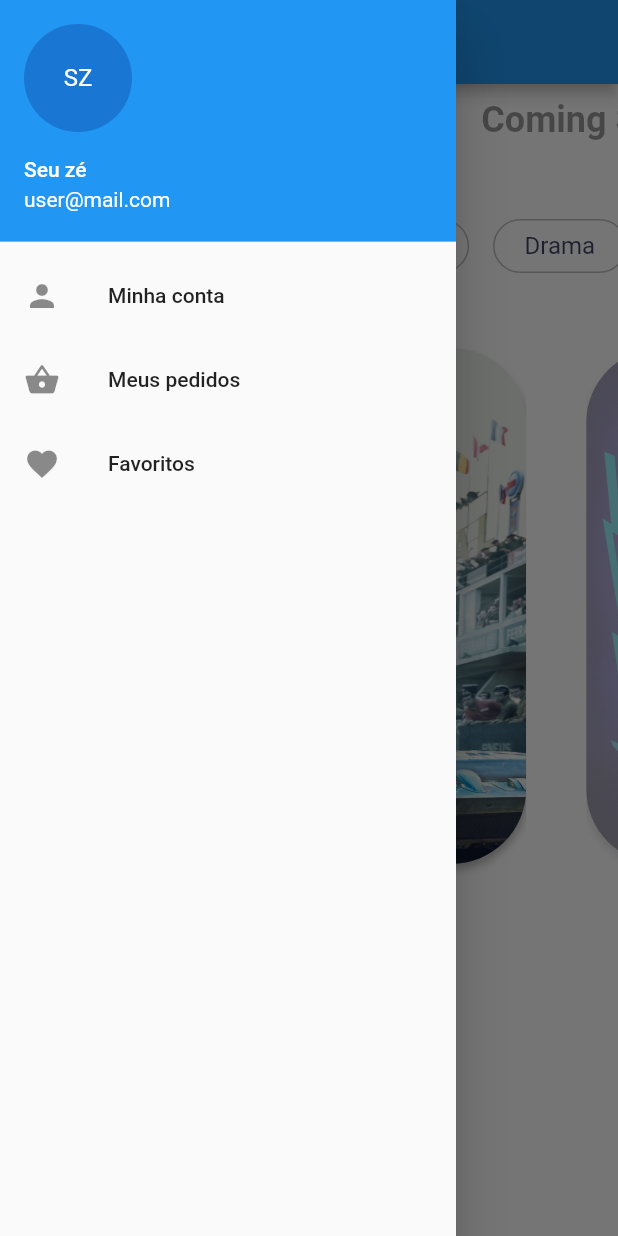
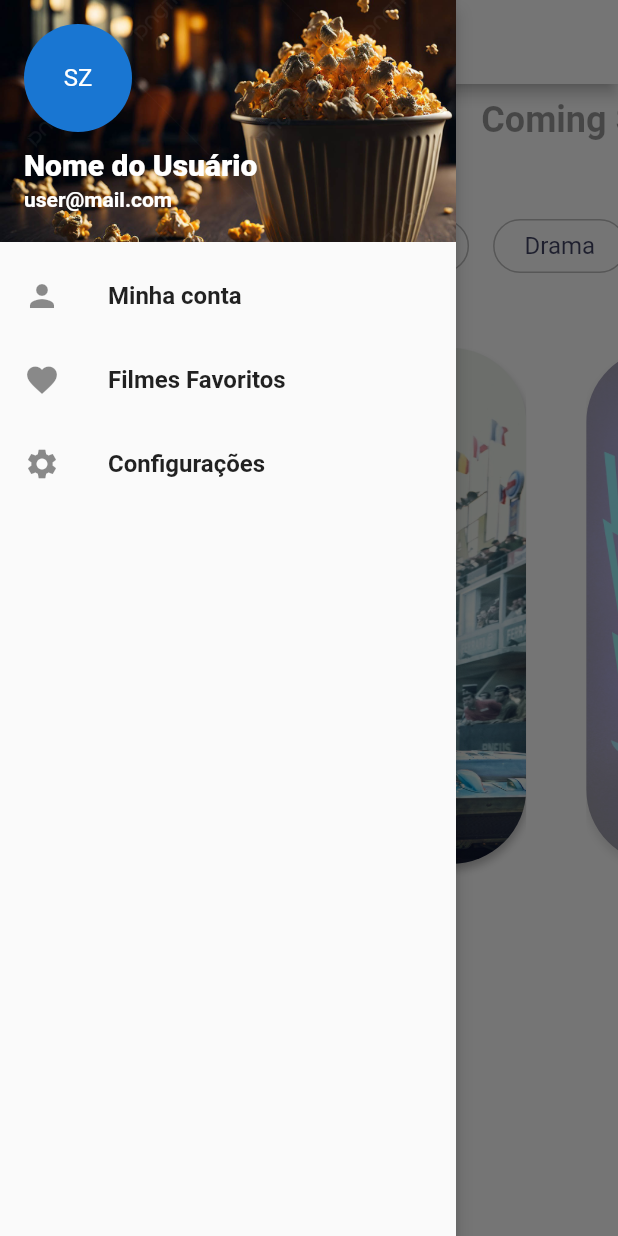
Before and after one commit to AguiarMS/Movie_App_Mobile, a Flutter app: the screen it shows after launch, with the side drawer open, on a phone screen of 412 x 824 dp. Run offline on Flutter 3.47's test engine with Material 2 defaults, Android fonts, the phone set to English and light mode, and no system bars; our stand-ins replace flutter_svg.

Commit message:
Add img Popcorn and att Drawer

```diff
--- a/lib/screens/home/home.screen.dart
+++ b/lib/screens/home/home.screen.dart
@@ -10,37 +10,68 @@ class HomeScreen extends StatelessWidget {
   Widget build(BuildContext context) {
     return Scaffold(
       backgroundColor: Colors.white,
-      appBar: AppBar(),
+      appBar: AppBar(
+        backgroundColor: Colors.white,
+        iconTheme: IconThemeData(color: Colors.black26),
+      ),
       drawer: Drawer(
+        elevation: 5,
         child: ListView(
           padding: EdgeInsets.zero,
           children: <Widget>[
             const UserAccountsDrawerHeader(
-              accountEmail: Text("user@mail.com"),
-              accountName: Text("Seu zé"),
+              decoration: BoxDecoration(
+                color: Colors.red,
+                image: DecorationImage(
+                  image: AssetImage('assets/images/popcorn.jpg'),
+                  fit: BoxFit.cover,
+                ),
+              ),
+              accountEmail: Text(
+                "user@mail.com",
+                style: TextStyle(
+                  fontWeight: FontWeight.w600,
+                ),
+              ),
+              accountName: Text(
+                "Nome do Usuário",
+                style: TextStyle(
+                  fontSize: 20,
+                  fontWeight: FontWeight.w800,
+                ),
+              ),
               currentAccountPicture: CircleAvatar(
                 child: Text("SZ"),
               ),
             ),
             ListTile(
-              leading: Icon(Icons.person),
-              title: Text("Minha conta"),
+              leading: const Icon(Icons.person),
+              title: const Text(
+                "Minha conta",
+                style: TextStyle(fontWeight: FontWeight.bold, fontSize: 16),
+              ),
               onTap: () {
                 Navigator.pop(context);
                 //Navegar para outra página
               },
             ),
             ListTile(
-              leading: Icon(Icons.shopping_basket),
-              title: Text("Meus pedidos"),
+              leading: const Icon(Icons.favorite),
+              title: const Text(
+                "Filmes Favoritos",
+                style: TextStyle(fontWeight: FontWeight.bold, fontSize: 16),
+              ),
               onTap: () {
                 Navigator.pop(context);
                 //Navegar para outra página
               },
             ),
             ListTile(
-              leading: Icon(Icons.favorite),
-              title: Text("Favoritos"),
+              leading: const Icon(Icons.settings),
+              title: const Text(
+                "Configurações",
+                style: TextStyle(fontWeight: FontWeight.bold, fontSize: 16),
+              ),
               onTap: () {
                 Navigator.pop(context);
                 //Navegar para outra página
```
Also changed, not shown: assets/images/popcorn.jpg (added).
